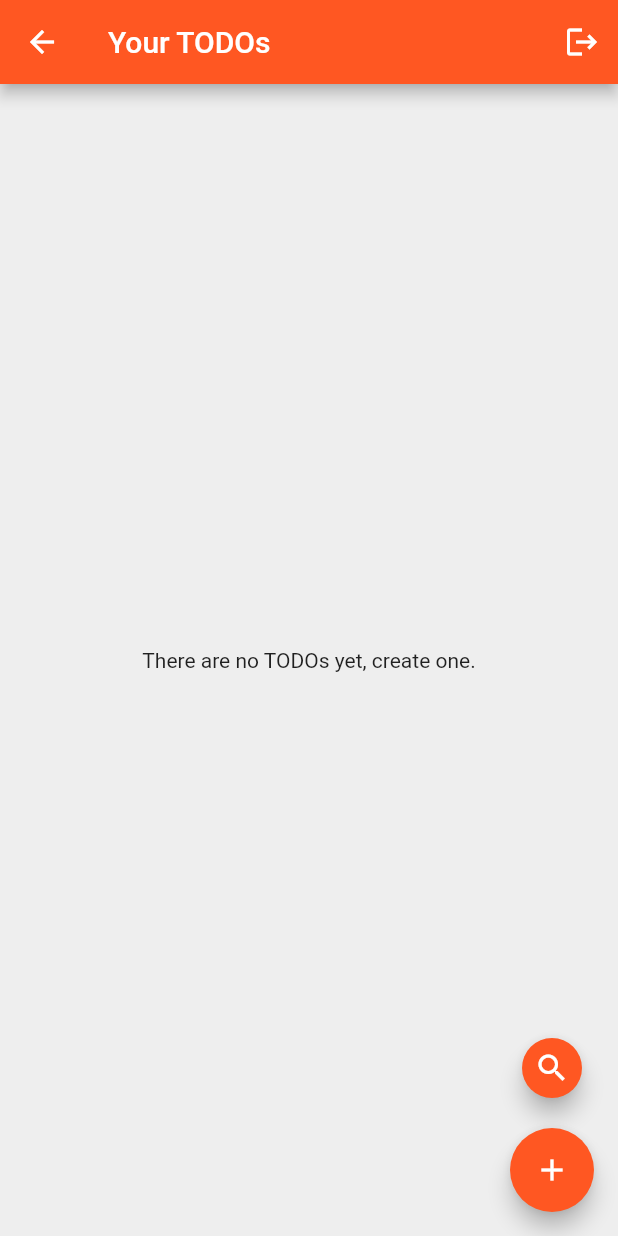
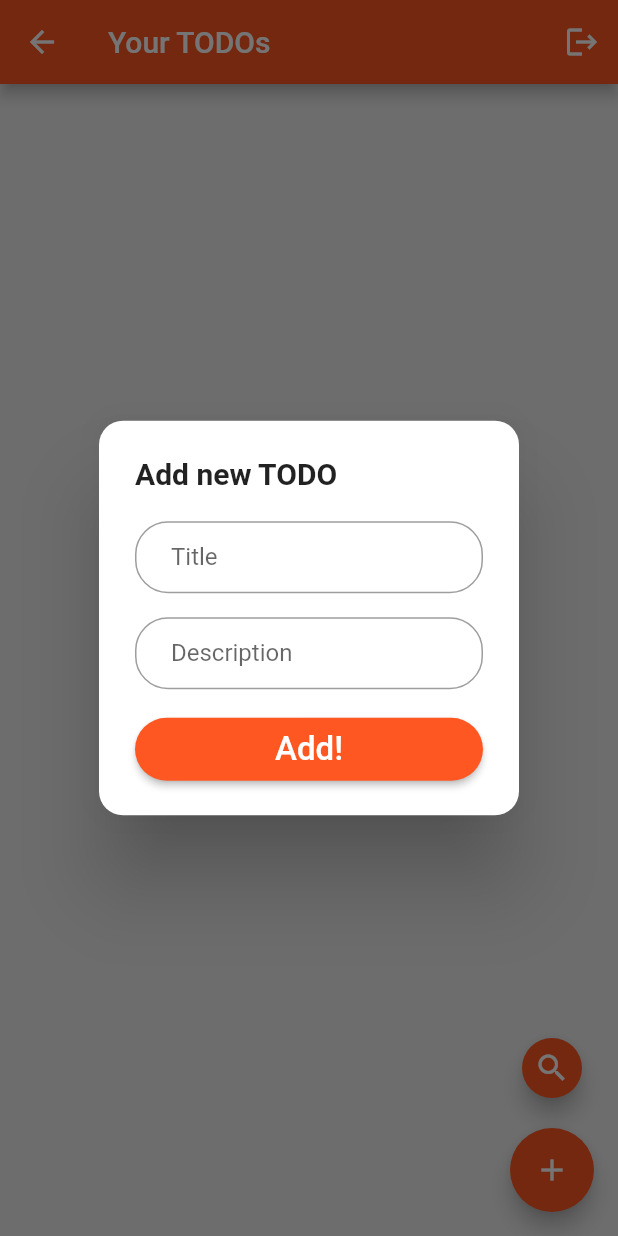
Before and after one commit to agustinwalter/Asteroid-TODOs, a Flutter app: the TodosScreen screen opened directly, after a tap on the "add" icon, on a phone screen of 412 x 824 dp. Run offline on Flutter 3.47's test engine with Material 2 defaults, Android fonts, the phone set to English and light mode, and no system bars; our stand-ins replace cloud_firestore, firebase_auth, firebase_core, flutter_slidable; accounts and stored records are empty; network calls fail.

Commit message:
The functions to add and edit TODOs have been completed

```diff
--- a/lib/models/todo.dart
+++ b/lib/models/todo.dart
@@ -23,6 +23,20 @@ class Todo {
   final String description;
   final Timestamp lastModified;
 
+  Todo copyWith({
+    String uid,
+    String title,
+    String description,
+    Timestamp lastModified,
+  }) {
+    return Todo(
+      uid: uid ?? this.uid,
+      title: title ?? this.title,
+      description: description ?? this.description,
+      lastModified: lastModified ?? this.lastModified,
+    );
+  }
+
   Map<String, Object> toJson() {
     return <String, Object>{
       'title': title,
--- a/lib/screens/todos_screen.dart
+++ b/lib/screens/todos_screen.dart
@@ -2,6 +2,7 @@ import 'package:asteroid_todo/models/todo.dart';
 import 'package:asteroid_todo/providers/todo_provider.dart';
 import 'package:asteroid_todo/providers/user_provider.dart';
 import 'package:asteroid_todo/widgets/todos/todo_card.dart';
+import 'package:asteroid_todo/widgets/todos/todo_dialog.dart';
 import 'package:flutter/material.dart';
 import 'package:provider/provider.dart';
 
@@ -10,6 +11,20 @@ class TodosScreen extends StatelessWidget {
 
   Future<void> _signOut(BuildContext context) async {
     await Provider.of<UserProvider>(context, listen: false).signOut();
+  }
+
+  void _showAddTodoDialog(BuildContext context) {
+    showDialog<void>(
+      context: context,
+      builder: (_) => TodoDialog(
+        title: 'Add new TODO',
+        buttonText: 'Add!',
+        onButtonClick: (Todo todo) {
+          Provider.of<TodosProvider>(context, listen: false).addTodo(todo);
+          Navigator.pop(context);
+        },
+      ),
+    );
   }
 
   @override
@@ -37,7 +52,7 @@ class TodosScreen extends StatelessWidget {
 
         return ListView.builder(
           itemCount: todos.length,
-          padding: const EdgeInsets.all(16),
+          padding: const EdgeInsets.fromLTRB(16, 16, 16, 136),
           itemBuilder: (_, int index) => TodoCard(todo: todos[index]),
         );
       }),
@@ -53,7 +68,7 @@ class TodosScreen extends StatelessWidget {
           const SizedBox(height: 16),
           // Add todo
           FloatingActionButton(
-            onPressed: () {},
+            onPressed: () => _showAddTodoDialog(context),
             child: const Icon(Icons.add),
           )
         ],
--- a/lib/widgets/common/one_line_textfield.dart
+++ b/lib/widgets/common/one_line_textfield.dart
@@ -32,25 +32,27 @@ class OneLineTextField extends StatelessWidget {
         onEditingComplete: onEditingComplete,
         obscureText: obscureText,
         keyboardType: keyboardType,
+        maxLines: obscureText ? 1 : 5,
+        minLines: 1,
         decoration: InputDecoration(
           labelText: labelText,
           contentPadding: const EdgeInsets.symmetric(horizontal: 24),
-          prefixIcon: Icon(icon),
+          prefixIcon: icon != null ? Icon(icon) : null,
           errorMaxLines: 2,
           focusedBorder: OutlineInputBorder(
-            borderRadius: BorderRadius.circular(50),
+            borderRadius: BorderRadius.circular(22),
             borderSide: BorderSide(color: focusColor),
           ),
           enabledBorder: OutlineInputBorder(
-            borderRadius: BorderRadius.circular(50),
+            borderRadius: BorderRadius.circular(22),
             borderSide: const BorderSide(color: Colors.grey),
           ),
           errorBorder: OutlineInputBorder(
-            borderRadius: BorderRadius.circular(50),
+            borderRadius: BorderRadius.circular(22),
             borderSide: const BorderSide(color: Colors.red),
           ),
           focusedErrorBorder: OutlineInputBorder(
-            borderRadius: BorderRadius.circular(50),
+            borderRadius: BorderRadius.circular(22),
             borderSide: const BorderSide(color: Colors.red),
           ),
         ),
--- a/lib/widgets/todos/todo_card.dart
+++ b/lib/widgets/todos/todo_card.dart
@@ -1,5 +1,6 @@
 import 'package:asteroid_todo/models/todo.dart';
 import 'package:asteroid_todo/providers/todo_provider.dart';
+import 'package:asteroid_todo/widgets/todos/todo_dialog.dart';
 import 'package:flutter/material.dart';
 import 'package:flutter_slidable/flutter_slidable.dart';
 import 'package:provider/provider.dart';
@@ -8,6 +9,21 @@ class TodoCard extends StatelessWidget {
   const TodoCard({Key key, @required this.todo}) : super(key: key);
 
   final Todo todo;
+
+  void _showEditTodoDialog(BuildContext context) {
+    showDialog<void>(
+      context: context,
+      builder: (_) => TodoDialog(
+        title: 'Edit TODO',
+        buttonText: 'Save!',
+        todo: todo,
+        onButtonClick: (Todo todo) {
+          Provider.of<TodosProvider>(context, listen: false).editTodo(todo);
+          Navigator.pop(context);
+        },
+      ),
+    );
+  }
 
   void _deleteTodo(BuildContext context) {
     Provider.of<TodosProvider>(context, listen: false).deleteTodo(todo.uid);
@@ -33,7 +49,7 @@ class TodoCard extends StatelessWidget {
             color: Colors.transparent,
             icon: Icons.edit,
             foregroundColor: Colors.blueAccent,
-            onTap: () {},
+            onTap: () => _showEditTodoDialog(context),
           ),
           IconSlideAction(
             caption: 'Delete',
--- /dev/null
+++ b/lib/widgets/todos/todo_dialog.dart
@@ -0,0 +1,99 @@
+import 'package:asteroid_todo/models/todo.dart';
+import 'package:asteroid_todo/widgets/common/one_line_textfield.dart';
+import 'package:asteroid_todo/widgets/common/principal_action_button.dart';
+import 'package:cloud_firestore/cloud_firestore.dart';
+import 'package:flutter/material.dart';
+
+class TodoDialog extends StatefulWidget {
+  const TodoDialog({
+    Key key,
+    @required this.title,
+    @required this.buttonText,
+    @required this.onButtonClick,
+    this.todo,
+  }) : super(key: key);
+
+  final String title;
+  final String buttonText;
+  final void Function(Todo) onButtonClick;
+  final Todo todo;
+
+  @override
+  _TodoDialogState createState() => _TodoDialogState();
+}
+
+class _TodoDialogState extends State<TodoDialog> {
+  final TextEditingController _titleController = TextEditingController();
+  final TextEditingController _descriptionController = TextEditingController();
+
+  @override
+  void initState() {
+    if (widget.todo != null) {
+      _titleController.text = widget.todo.title;
+      _descriptionController.text = widget.todo.description;
+    }
+    super.initState();
+  }
+
+  @override
+  void dispose() {
+    _titleController.dispose();
+    _descriptionController.dispose();
+    super.dispose();
+  }
+
+  @override
+  Widget build(BuildContext context) {
+    return AlertDialog(
+      shape: const RoundedRectangleBorder(
+        borderRadius: BorderRadius.all(Radius.circular(16)),
+      ),
+      title: Text(
+        widget.title,
+        style: const TextStyle(fontWeight: FontWeight.w600),
+      ),
+      content: Column(
+        mainAxisSize: MainAxisSize.min,
+        children: <Widget>[
+          OneLineTextField(
+            textInputAction: TextInputAction.next,
+            labelText: 'Title',
+            focusColor: Colors.deepOrange,
+            controller: _titleController,
+          ),
+          const SizedBox(height: 16),
+          OneLineTextField(
+            labelText: 'Description',
+            focusColor: Colors.deepOrange,
+            textInputAction: TextInputAction.newline,
+            controller: _descriptionController,
+          ),
+          const SizedBox(height: 16),
+          PrincipalActionButton(
+            onPressed: () {
+              if (widget.todo != null) {
+                widget.onButtonClick(
+                  widget.todo.copyWith(
+                    title: _titleController.text,
+                    description: _descriptionController.text,
+                    lastModified: Timestamp.now(),
+                  ),
+                );
+              } else {
+                widget.onButtonClick(
+                  Todo(
+                    title: _titleController.text,
+                    description: _descriptionController.text,
+                    lastModified: Timestamp.now(),
+                  ),
+                );
+              }
+            },
+            text: widget.buttonText,
+          ),
+        ],
+      ),
+      contentPadding: const EdgeInsets.fromLTRB(24, 20, 24, 20),
+    );
+  }
+}
```
